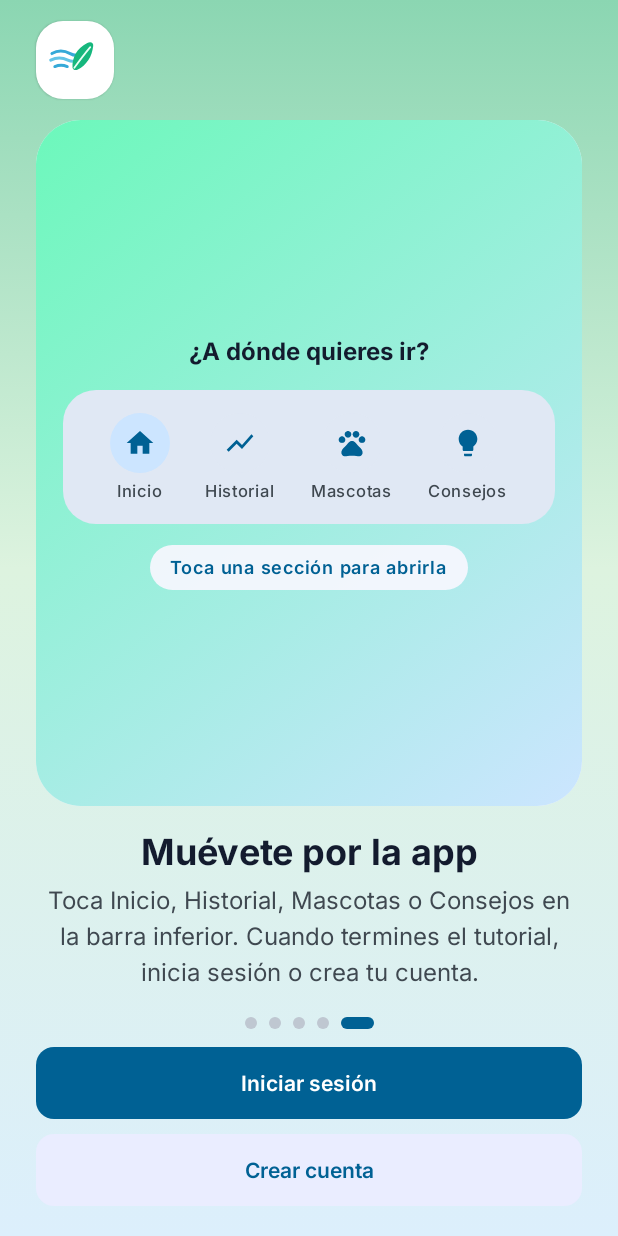
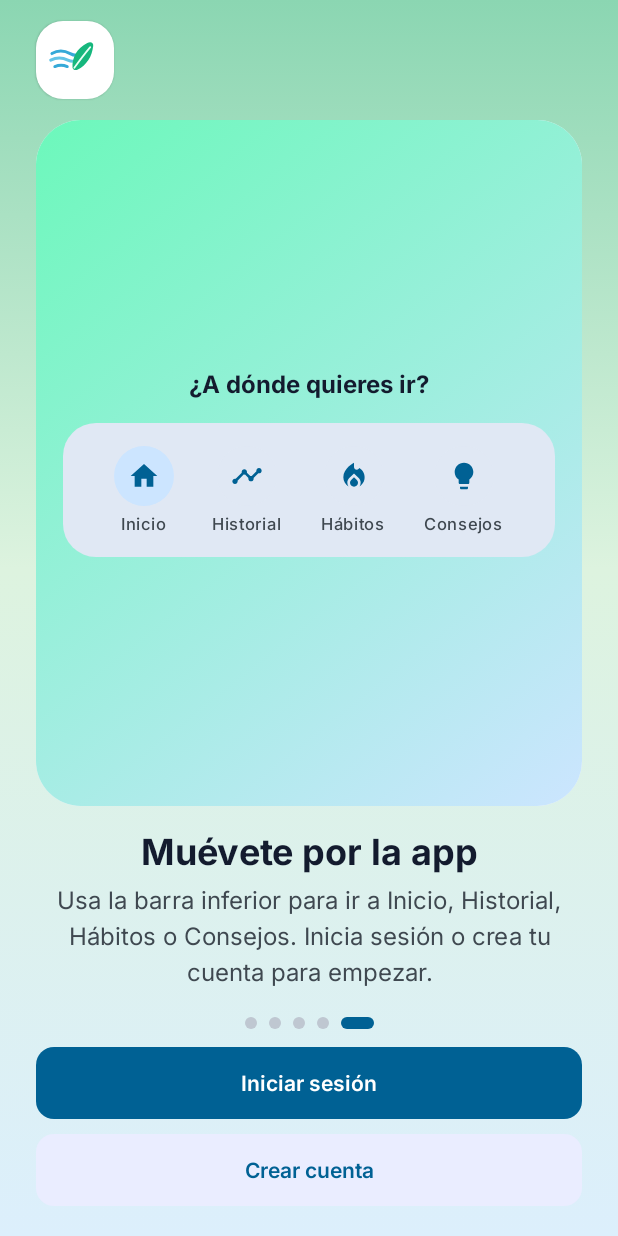
Before and after one commit to luiscucho-oss/app_qhawa, an Android app built with Jetpack Compose: the screen it shows after launch (MainActivity), after a tap on "Saltar", on a phone screen of 412 x 824 dp. Run offline under Robolectric (Android 15) with nearby library versions, the phone set to English and light mode, and no system bars; our stand-ins replace Firebase (no records; nobody signed in at launch, a user with empty details on screens opened directly).

Commit message:
fix: actualiza la guía de bienvenida con Hábitos

```diff
--- a/app/src/main/res/values/strings.xml
+++ b/app/src/main/res/values/strings.xml
@@ -23,28 +23,28 @@
     <string name="welcome_slide_1_description">Mira los valores de temperatura, humedad y partículas. Toca una tarjeta para entender qué significa cada lectura.</string>
     <string name="welcome_slide_2_title">Explora tu historial</string>
     <string name="welcome_slide_2_description">Elige un periodo y sigue la línea del gráfico para comparar tus mediciones a distintas horas o días.</string>
-    <string name="welcome_slide_3_title">Consulta el ambiente de tu mascota</string>
-    <string name="welcome_slide_3_description">Revisa cada condición medida y su estado para saber cuáles están dentro del rango ambiental de referencia.</string>
+    <string name="welcome_slide_3_title">Practica hábitos saludables</string>
+    <string name="welcome_slide_3_description">Cuida el aire de tu hogar con una acción al día. Toca «Completar» al terminar y haz crecer tu racha con Qhawa.</string>
     <string name="welcome_slide_4_title">Sigue un consejo</string>
     <string name="welcome_slide_4_description">Lee la acción recomendada y márcala como hecha cuando la completes. Luego revisa las mediciones para observar si cambiaron.</string>
     <string name="welcome_slide_5_title">Muévete por la app</string>
-    <string name="welcome_slide_5_description">Toca Inicio, Historial, Mascotas o Consejos en la barra inferior. Cuando termines el tutorial, inicia sesión o crea tu cuenta.</string>
+    <string name="welcome_slide_5_description">Usa la barra inferior para ir a Inicio, Historial, Hábitos o Consejos. Inicia sesión o crea tu cuenta para empezar.</string>
     <string name="welcome_metric_pm">Partículas</string>
     <string name="welcome_metric_temperature">Temperatura</string>
     <string name="welcome_metric_humidity">Humedad</string>
     <string name="welcome_history_example">Ejemplo de gráfico</string>
     <string name="welcome_history_period">7 días</string>
     <string name="welcome_visual_readings_hint">Toca una tarjeta para ver su significado</string>
-    <string name="welcome_pet_air_status">Aire en rango</string>
-    <string name="welcome_pet_temperature_status">Temperatura en rango</string>
+    <string name="welcome_habit_example_label">Ejemplo de hábito</string>
+    <string name="welcome_habit_example_title">Limpia con un paño húmedo</string>
+    <string name="welcome_habit_example_description">Retira el polvo de una superficie pequeña sin levantarlo.</string>
     <string name="welcome_advice_label">RECOMENDACIÓN</string>
     <string name="welcome_advice_example">Ventila 15 min</string>
     <string name="welcome_advice_action_hint">Abre el detalle para ver qué hacer.</string>
     <string name="welcome_advice_done_hint">Márcalo como hecho al terminar.</string>
     <string name="welcome_navigation_question">¿A dónde quieres ir?</string>
-    <string name="welcome_navigation_hint">Toca una sección para abrirla</string>
     <string name="nav_history">Historial</string>
-    <string name="nav_pets">Mascotas</string>
+    <string name="nav_habits">Hábitos</string>
     <string name="nav_advice">Consejos</string>
     <string name="welcome_visual_home">Ilustración de Qhawa y el ambiente del hogar</string>
     <string name="welcome_visual_mascot">Qhawa con expresión feliz</string>
```
Also changed, not shown: app/src/main/java/com/cucho/qhawa/feature/auth/welcome/WelcomeScreen.kt (+52 -38 lines).
